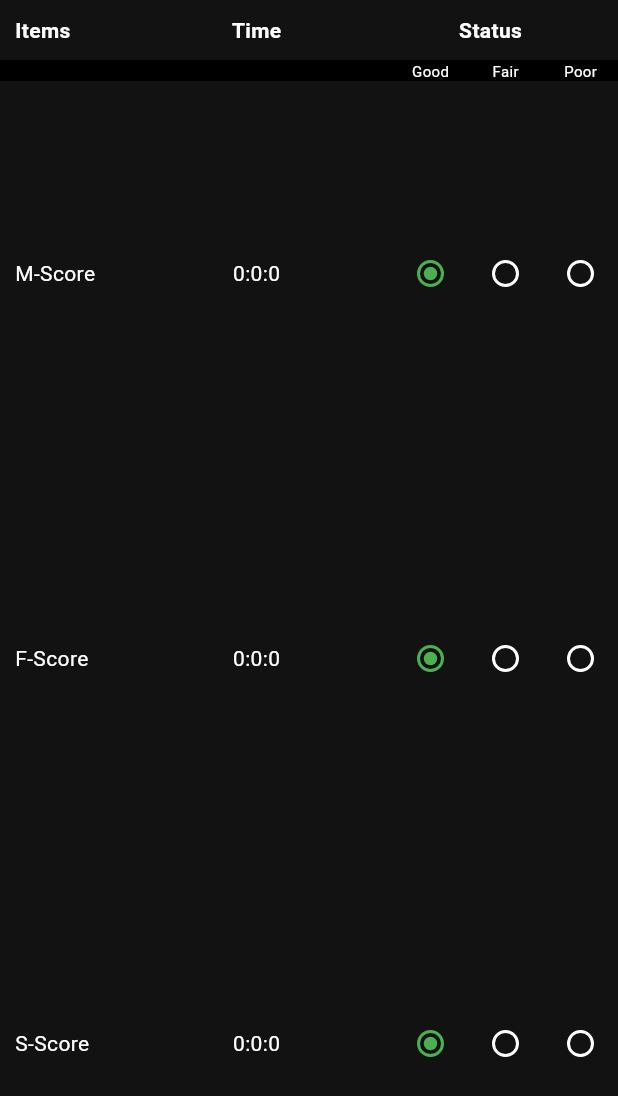
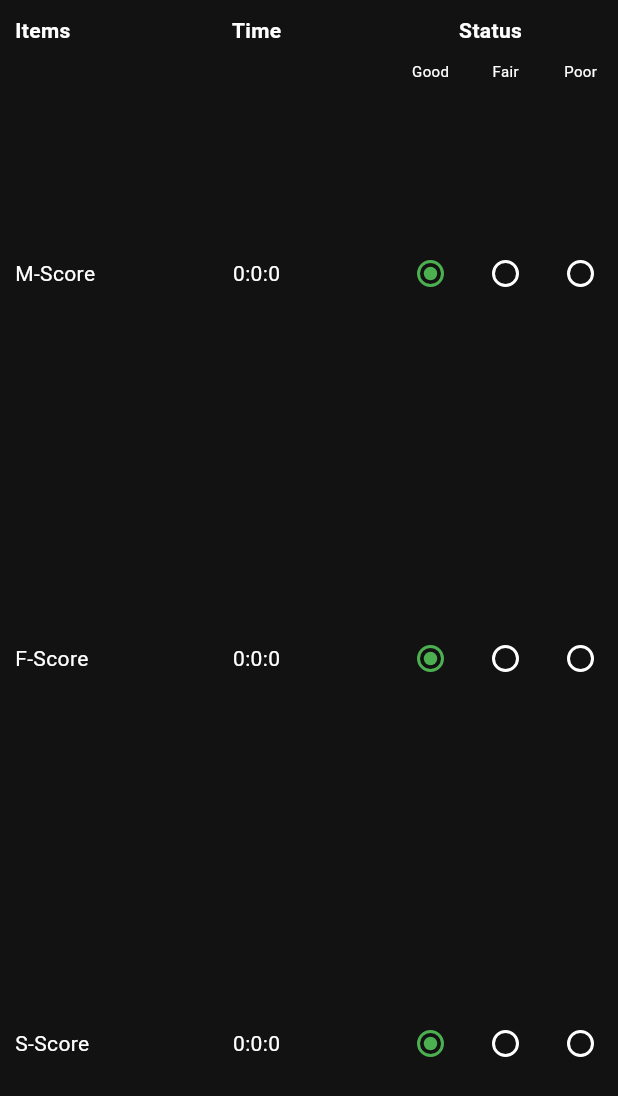
Before and after one commit to kq1231/timely, a Flutter app: the FMSTemplate widget shown alone on an empty page, opened directly with empty values, on a phone screen of 412 x 824 dp. Shown: the top 1096 px of the screen. Run offline on Flutter 3.47's test engine with Material 3 defaults, Android fonts, the phone set to English and light mode, and no system bars; our stand-ins replace flutter_riverpod, freezed_annotation.

Commit message:
Removed color

```diff
--- a/lib/modules/tab_1/atomic/templates/fms_template.dart
+++ b/lib/modules/tab_1/atomic/templates/fms_template.dart
@@ -55,7 +55,6 @@ class _FMSTemplateState extends State<FMSTemplate> {
           ),
         ),
         const TextRowMolecule(
-          rowColor: Colors.black,
           texts: ["", "", "Good", "Fair", "Poor"],
           customWidths: {2: 50, 3: 50, 4: 50},
           textStyle: TextStyle(fontSize: 10),
```
